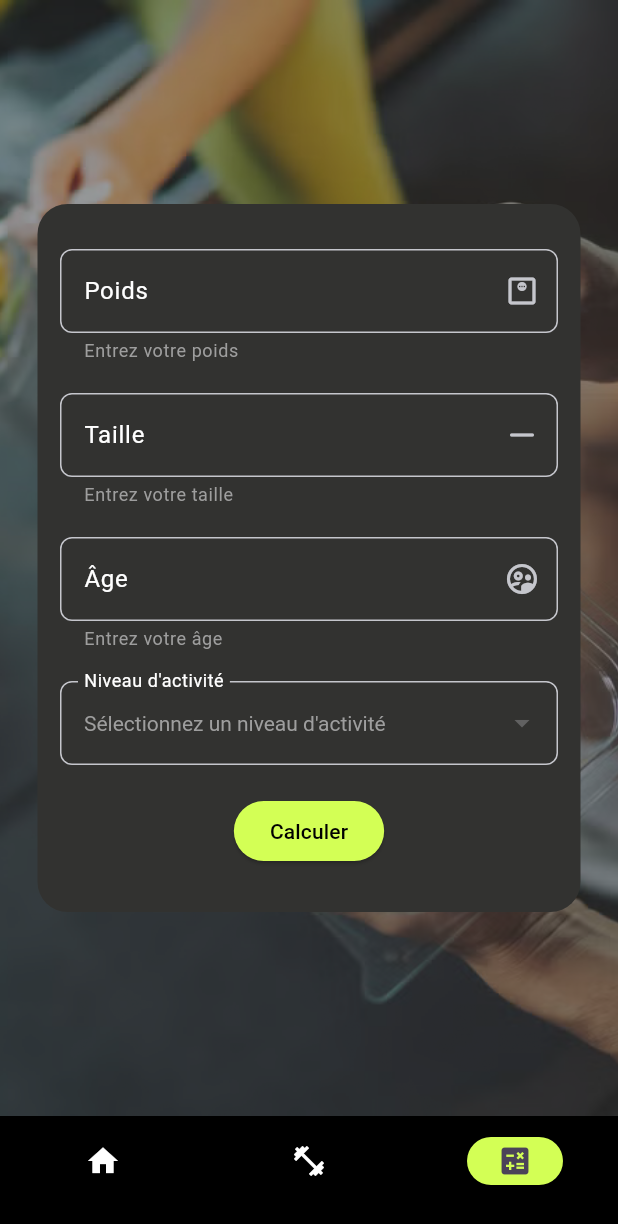
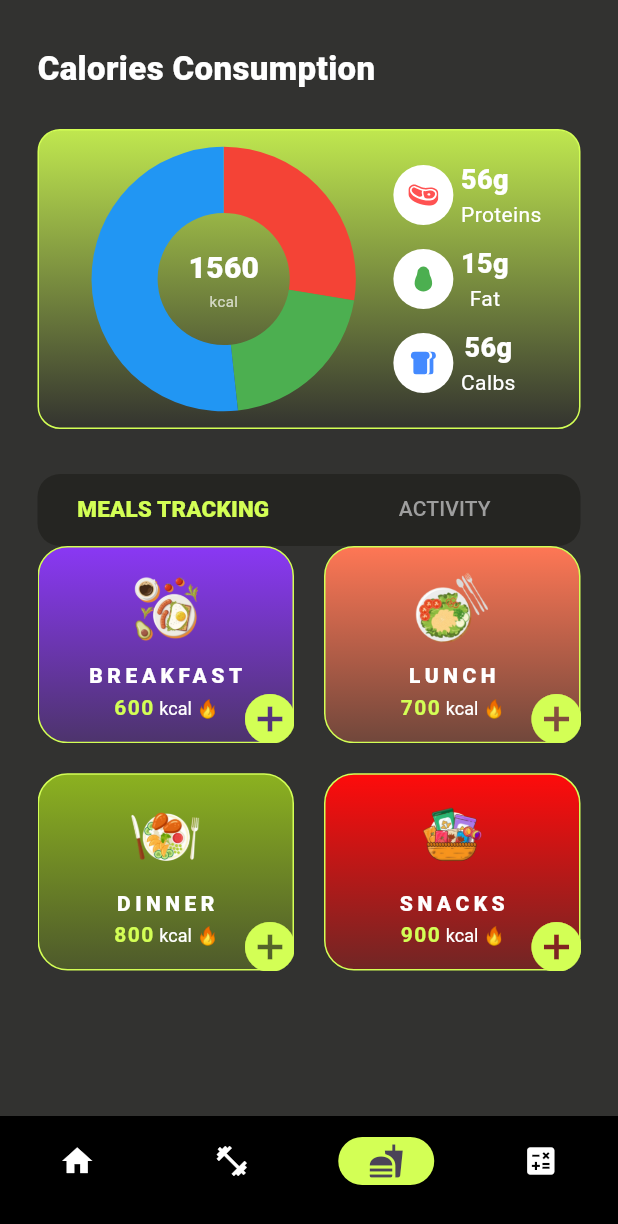
Before and after one commit to tumengcho/GymAppMobile, a Flutter app: the NavigationWrapper screen opened by its route, item 3 of the bottom bar chosen, on a phone screen of 412 x 824 dp. Shown: the top 1224 px of the screen. Run offline on Flutter 3.47's test engine with Material 3 defaults, Android fonts, the phone set to English and light mode, and no system bars; drawn by our look-alikes of flutter_animate; our stand-ins replace animated_text_kit, audioplayers, circular_countdown_timer, cloud_firestore, firebase_core, flutter_card_swiper and 3 more; missing offline and left inert: cloudinary_public; accounts and stored records are empty.

Commit message:
FCT Écran Flutter

```diff
--- a/lib/NavigationWrapper.dart
+++ b/lib/NavigationWrapper.dart
@@ -1,5 +1,6 @@
 import 'package:flutter/material.dart';
 import 'package:gymapp/pages/page_calorie_calculator.dart';
+import 'package:gymapp/pages/page_calorie_tracker.dart';
 import 'package:gymapp/pages/page_home.dart';
 import 'package:gymapp/pages/page_list_exercises.dart';
 
@@ -37,6 +38,11 @@ class _NavigationWrapperState extends State<NavigationWrapper> {
             label: '',
           ),
           NavigationDestination(
+            selectedIcon: Icon(Icons.fastfood),
+            icon: Icon(Icons.fastfood, color: Colors.white),
+            label: '',
+          ),
+          NavigationDestination(
             selectedIcon: Icon(Icons.calculate),
             icon: Icon(Icons.calculate, color: Colors.white),
             label: '',
@@ -50,9 +56,11 @@ class _NavigationWrapperState extends State<NavigationWrapper> {
         /// List Exercises Page
         ListExercisesPage(),
 
+        /// Calorie Tracker
+        CalorieTracker(),
+
         /// Calorie Calculator Page
         CalorieCalculatorPage(),
-
       ][currentPageIndex],
     );
   }
--- /dev/null
+++ b/lib/components/component_donut_pie_chart.dart
@@ -0,0 +1,65 @@
+import 'package:flutter/material.dart';
+import 'package:syncfusion_flutter_charts/charts.dart';
+
+class DonutChartExample extends StatelessWidget {
+  @override
+  Widget build(BuildContext context) {
+    final data = [
+      _ChartData('Red', 40, Colors.red),
+      _ChartData('Green', 30, Colors.green),
+      _ChartData('Blue', 75, Colors.blue),
+
+    ];
+
+    return Center(
+      child: SfCircularChart(
+        annotations: <CircularChartAnnotation>[
+          CircularChartAnnotation(
+            widget: Column(
+              mainAxisSize: MainAxisSize.min,
+              children: [
+                Text(
+                  '1560',
+                  style: TextStyle(
+                    fontSize: 20,
+                    fontWeight: FontWeight.w900,
+                    color: Colors.white,
+                  ),
+                ),
+                Text(
+                  'kcal',
+                  style: TextStyle(
+                    fontSize: 10,
+                    color: Colors.white70,
+                  ),
+                ),
+              ],
+            ),
+          ),
+        ],
+        series: <CircularSeries>[
+          DoughnutSeries<_ChartData, String>(
+            dataSource: data,
+            xValueMapper: (_ChartData data, _) => data.label,
+            yValueMapper: (_ChartData data, _) => data.value,
+            pointColorMapper: (_ChartData data, _) => data.color,
+            radius: '100%',
+            innerRadius: '50%',
+            cornerStyle: CornerStyle.bothCurve,
+            explode: true,
+            explodeAll: true,
+            explodeOffset: '5%', // gap between arcs
+            dataLabelSettings: DataLabelSettings(isVisible: false),
+          ),
+        ],
+      ),
+    );
+  }
+}
+
+class _ChartData {
+  final String label;
+  final double value;
+  final Color color;
+  _ChartData(this.label, this.value, this.color);
+}
--- /dev/null
+++ b/lib/dtos/dto_daily_nutrition.dart
@@ -0,0 +1,30 @@
+class DailyNutrition {
+  int calories;
+  double proteins;
+  double fat;
+  double carbs;
+  Map<String, List<String>> meals;
+  DateTime date;
+
+  DailyNutrition({
+    required this.calories,
+    required this.proteins,
+    required this.fat,
+    required this.carbs,
+    Map<String, List<String>>? meals,
+    DateTime? date,
+  })  : meals = meals ??
+            {
+              "Breakfast": [],
+              "Lunch": [],
+              "Dinner": [],
+              "Snacks": [],
+            },
+        date = date ?? DateTime.now();
+
+  void addMealItem(String mealType, String item) {
+    if (meals.containsKey(mealType)) {
+      meals[mealType]!.add(item);
+    }
+  }
+}
--- a/lib/main.dart
+++ b/lib/main.dart
@@ -43,6 +43,12 @@ class GymApp extends StatelessWidget {
             bodyMedium: TextStyle(color: Colors.white),
             bodyLarge: TextStyle(color: Colors.white),
           ),
+          tabBarTheme: const TabBarTheme(
+              labelColor: Color(0xFFD3FF55),
+              labelStyle: TextStyle(fontWeight: FontWeight.w900, fontSize: 15),
+              dividerColor: Colors.transparent,
+              indicator: const BoxDecoration(),
+              unselectedLabelColor: Colors.grey),
           inputDecorationTheme: InputDecorationTheme(
             filled: true,
             fillColor: Colors.transparent,
--- /dev/null
+++ b/lib/pages/page_calorie_tracker.dart
@@ -0,0 +1,267 @@
+import 'package:flutter/cupertino.dart';
+import 'package:flutter/material.dart';
+import 'package:flutter_svg/svg.dart';
+import 'package:gymapp/components/component_donut_pie_chart.dart';
+import 'package:gymapp/dtos/dto_daily_nutrition.dart';
+
+class CalorieTracker extends StatefulWidget {
+  const CalorieTracker({super.key});
+
+  @override
+  State<CalorieTracker> createState() => _CalorieTrackerState();
+}
+
+class _CalorieTrackerState extends State<CalorieTracker> {
+
+  DailyNutrition dailyNutrition = DailyNutrition(calories: 1570, proteins: 56, fat: 32, carbs: 24);
+
+  var MealCardColors = [
+    Color(0XFF8A38F5),
+    Color(0XFFFF7755),
+    Color(0XFF8CB220),
+    Color(0XFFFF0B0B)
+  ];
+
+  @override
+  Widget build(BuildContext context) {
+    return Container(
+      padding: const EdgeInsets.symmetric(horizontal: 25, vertical: 30),
+      child: Column(
+        crossAxisAlignment: CrossAxisAlignment.start,
+        children: [
+          Text(
+            "Calories Consumption",
+            style: TextStyle(fontSize: 22, fontWeight: FontWeight.w900),
+          ),
+          SizedBox(height: 25),
+          Container(
+            height: 200,
+            decoration: BoxDecoration(
+                borderRadius: BorderRadius.circular(15),
+                border: Border.all(color: Color(0XFFD3FF55), width: 1),
+                gradient: LinearGradient(
+                  colors: [Color(0XFFC0E84F), Color(0XFF33332F)],
+                  begin: Alignment.topCenter,
+                  end: Alignment.bottomCenter,
+                )),
+            padding: const EdgeInsets.symmetric(horizontal: 25),
+            child: Row(
+              mainAxisAlignment: MainAxisAlignment.spaceBetween,
+              children: [
+                Expanded(child: DonutChartExample()),
+                SizedBox(width: 15),
+                Column(
+                  mainAxisAlignment: MainAxisAlignment.center,
+                  crossAxisAlignment: CrossAxisAlignment.start,
+                  children: [
+                    Row(
+                      children: [
+                        Container(
+                          padding: EdgeInsets.all(10),
+                          decoration: BoxDecoration(
+                              color: Colors.white,
+                              borderRadius: BorderRadius.circular(40)),
+                          child: SvgPicture.asset(
+                            'assets/icons/steak.svg', // your SVG file in assets
+                            width: 20,
+                            height: 20,
+                            color: Colors.redAccent,
+                          ),
+                        ),
+                        const SizedBox(
+                          width: 5,
+                        ),
+                        const Column(
+                          crossAxisAlignment: CrossAxisAlignment.start,
+                          children: [
+                            Text(
+                              "56g",
+                              style: TextStyle(
+                                  fontWeight: FontWeight.w900, fontSize: 18),
+                            ),
+                            Text("Proteins"),
+                          ],
+                        ),
+                      ],
+                    ),
+                    SizedBox(height: 10),
+                    Row(
+                      children: [
+                        Container(
+                          padding: EdgeInsets.all(10),
+                          decoration: BoxDecoration(
+                              color: Colors.white,
+                              borderRadius: BorderRadius.circular(40)),
+                          child: SvgPicture.asset(
+                            'assets/icons/avocado.svg',
+                            // your SVG file in assets
+                            width: 20,
+                            height: 20,
+                            color: Colors.green,
+                          ),
+                        ),
+                        const SizedBox(
+                          width: 5,
+                        ),
+                        const Column(
+                          children: [
+                            Text(
+                              "15g",
+                              style: TextStyle(
+                                  fontWeight: FontWeight.w900, fontSize: 18),
+                            ),
+                            Text("Fat"),
+                          ],
+                        ),
+                      ],
+                    ),
+                    SizedBox(height: 10),
+                    Row(
+                      children: [
+                        Container(
+                          padding: EdgeInsets.all(10),
+                          decoration: BoxDecoration(
+                              color: Colors.white,
+                              borderRadius: BorderRadius.circular(40)),
+                          child: SvgPicture.asset(
+                            'assets/icons/bread.svg', // your SVG file in assets
+                            width: 20,
+                            height: 20,
+                            color: Colors.blueAccent,
+                          ),
+                        ),
+                        SizedBox(
+                          width: 5,
+                        ),
+                        Column(
+                          children: [
+                            Text(
+                              "56g",
+                              style: TextStyle(
+                                  fontWeight: FontWeight.w900, fontSize: 18),
+                            ),
+                            Text("Calbs"),
+                          ],
+                        ),
+                      ],
+                    ),
+                  ],
+                )
+              ],
+            ),
+          ),
+          SizedBox(height: 30),
+          DefaultTabController(
+            length: 2,
+            child: Expanded(
+              child: Column(
+                children: [
+                  Container(
+                    decoration: BoxDecoration(
+                      color: const Color(0XFF252522),
+                      borderRadius: BorderRadius.circular(15),
+                    ),
+                    child: TabBar(
+                      tabs: [
+                        Tab(text: "Meals Tracking".toUpperCase()),
+                        Tab(text: "Activity".toUpperCase()),
+                      ],
+                    ),
+                  ),
+                  Expanded(
+                    child: TabBarView(
+                      children: [
+                        GridView.count(
+                          shrinkWrap: true,
+                          crossAxisCount: 2,
+                          crossAxisSpacing: 20,
+                          childAspectRatio: 1.3,
+                          mainAxisSpacing: 20,
+                          children: List.generate(4, (index) {
+
+                            String currentMealName = dailyNutrition.meals.keys.elementAt(index);
+
+                            return Stack(
+                              children: [
+                                Container(
+                                  width: double.maxFinite,
+                                  padding: EdgeInsets.symmetric(vertical: 15),
+                                  decoration: BoxDecoration(
+                                    border: Border.all(color: Color(0xFFD3FF55), width: 1),
+                                    gradient: LinearGradient(
+                                      colors: [MealCardColors[index], MealCardColors[index].withOpacity(0.3)],
+                                      begin: Alignment.topCenter,
+                                      end: Alignment.bottomCenter,
+                                    ),
+                                    borderRadius: BorderRadius.circular(20),
+                                  ),
+                                  child: Column(
+                                    children: [
+                                      Expanded(
+                                        child: Image.asset(
+                                          "assets/images/${currentMealName.toLowerCase()}.png",
+                                          width: 60,
+                                          height: 60,
+                                          fit: BoxFit.contain,
+                                        ),
+                                      ),
+                                      SizedBox(height: 10),
+                                      Text(
+                                        currentMealName.toUpperCase(),
+                                        style: TextStyle(fontWeight: FontWeight.w900, letterSpacing: 3),
+                                      ),
+                                      SizedBox(height: 3),
+                                      RichText(
+                                        text: TextSpan(
+                                          children: [
+                                            TextSpan(
+                                              text: (600 + (index * 100)).toString(),
+                                              style: TextStyle(
+                                                color: Color(0xFFD3FF55),
+                                                fontWeight: FontWeight.bold,
+                                                fontSize: 14,
+                                                letterSpacing: 1,
+                                              ),
+                                            ),
+                                            TextSpan(
+                                              text: " kcal 🔥",
+                                              style: TextStyle(fontSize: 12),
+                                            ),
+                                          ],
+                                        ),
+                                      ),
+                                    ],
+                                  ),
+                                ),
+                                Positioned(
+                                  bottom: -12,
+                                  right: -12,
+                                  child: Container(
+                                    decoration: BoxDecoration(
+                                      shape: BoxShape.circle,
+                                    ),
+                                    child: IconButton(
+                                      icon: Icon(Icons.add_circle_sharp, color: Color(0xFFD3FF55), size: 40),
+                                      onPressed: () {
+                                        // your add action
+                                      },
+                                    ),
+                                  ),
+                                ),
+                              ],
+                            );
+                          }),
+                        ),
+                        const Center(child: Text("This is Option 2 view")),
+                      ],
+                    ),
+                  ),
+                ],
+              ),
+            ),
+          )
+        ],
+      ),
+    );
+  }
+}
```
Also changed, not shown: pubspec.yaml (+5 -2 lines), assets/icons/avocado.svg (added), assets/icons/bread.svg (added), assets/icons/steak.svg (added), assets/images/breakfast.png (added), assets/images/dinner.png (added), assets/images/lunch.png (added), assets/images/snacks.png (added), pubspec.lock.
